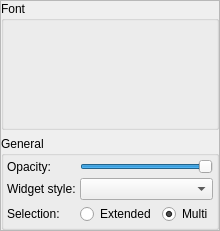
The window that src/blackgui/components/settingsguicomponent.ui (swift-project/pilotclient) describes before a commit, drawn with Qt 5.
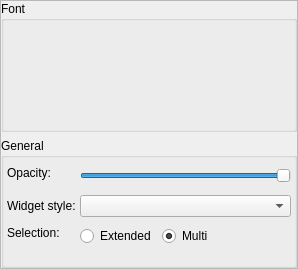
The same window after the commit. Custom widgets are drawn as their Qt base class.

What changed in the file:
```diff
--- a/src/blackgui/components/settingsguicomponent.ui
+++ b/src/blackgui/components/settingsguicomponent.ui
@@ -6,8 +6,8 @@
    <rect>
     <x>0</x>
     <y>0</y>
-    <width>220</width>
-    <height>225</height>
+    <width>298</width>
+    <height>269</height>
    </rect>
   </property>
   <property name="windowTitle">
@@ -105,6 +105,12 @@
           <verstretch>0</verstretch>
          </sizepolicy>
         </property>
+        <property name="minimumSize">
+         <size>
+          <width>0</width>
+          <height>30</height>
+         </size>
+        </property>
         <property name="toolTip">
          <string>0-100%</string>
         </property>
@@ -179,7 +185,7 @@
            <property name="sizeHint" stdset="0">
             <size>
              <width>40</width>
-             <height>20</height>
+             <height>30</height>
             </size>
            </property>
           </spacer>
```
